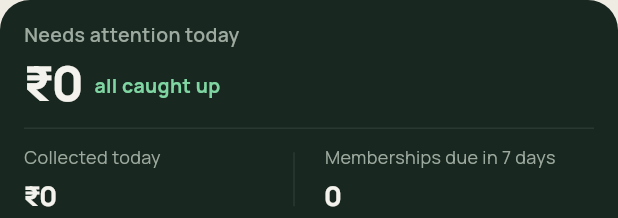
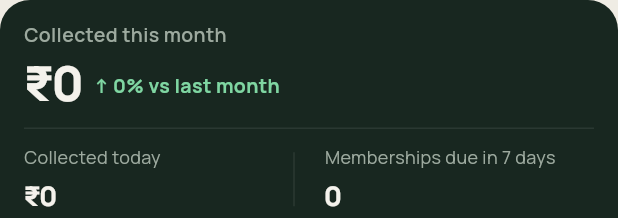
Before and after one commit to Techyishu/gym-crm-android, a Flutter app: the _CollectedHero widget shown alone on an empty page, opened directly with empty values, on a phone screen of 412 x 824 dp. Shown: the top 218 px of the screen. Run offline on Flutter 3.47's test engine with Material 3 defaults, Android fonts, the phone set to English and light mode, and no system bars; our stand-ins replace app_links, cached_network_image, country_picker, file_picker, firebase_analytics, firebase_core and 15 more; missing offline and left inert: currency_picker, facebook_app_events, gal, in_app_update, mobile_scanner, onesignal_flutter and 3 more; accounts and stored records are empty.

Commit message:
fix: show monthly collection on dashboard

```diff
--- a/lib/features/staff/dashboard/dashboard_screen.dart
+++ b/lib/features/staff/dashboard/dashboard_screen.dart
@@ -1314,7 +1314,8 @@ class _CollectedHero extends StatelessWidget {
   @override
   Widget build(BuildContext context) {
     final collected = (data['collectedToday'] as double?) ?? 0;
-    final outstanding = (data['pendingRevenue'] as double?) ?? 0;
+    final month = (data['monthRevenue'] as double?) ?? 0;
+    final growth = data['growthPct'] as int?;
     final renewals = (data['renewals'] as List<dynamic>? ?? const []).length;
     final expenses = (data['monthExpenses'] as double?) ?? 0;
     final profit = (data['profit'] as double?) ?? 0;
@@ -1328,7 +1329,7 @@ class _CollectedHero extends StatelessWidget {
           crossAxisAlignment: CrossAxisAlignment.start,
           children: [
             const Text(
-              'Needs attention today',
+              'Collected this month',
               style: TextStyle(
                 fontSize: 13,
                 fontWeight: FontWeight.w600,
@@ -1343,7 +1344,7 @@ class _CollectedHero extends StatelessWidget {
                   child: FittedBox(
                     fit: BoxFit.scaleDown,
                     child: Text(
-                      _rupees(outstanding),
+                      _rupees(month),
                       style: AppTheme.numberStyle(
                         fontSize: 32,
                         color: AppTheme.onDark,
@@ -1356,13 +1357,15 @@ class _CollectedHero extends StatelessWidget {
                 Padding(
                   padding: const EdgeInsets.only(bottom: 4),
                   child: Text(
-                    outstanding > 0 ? 'to collect' : 'all caught up',
+                    growth == null
+                        ? 'this month so far'
+                        : '${growth >= 0 ? '↑' : '↓'} ${growth.abs()}% vs last month',
                     style: TextStyle(
                       fontSize: 13,
                       fontWeight: FontWeight.w700,
-                      color: outstanding > 0
-                          ? AppTheme.statusWarn
-                          : AppTheme.mintOnDark,
+                      color: growth == null || growth >= 0
+                          ? AppTheme.mintOnDark
+                          : AppTheme.statusDanger,
                     ),
                   ),
                 ),
```
